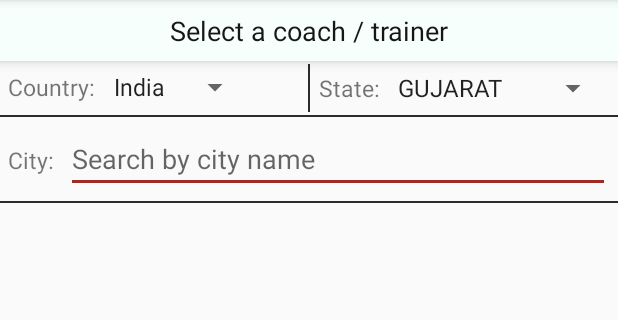
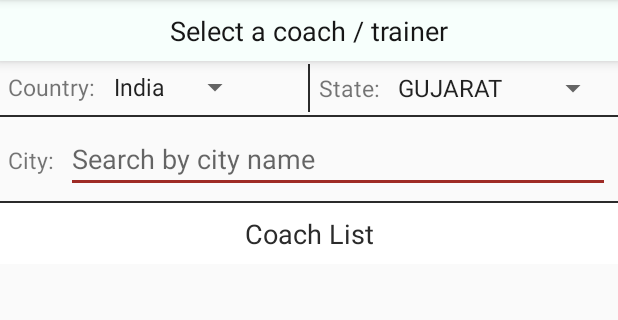
Before and after one commit to avi37/MealPlanner2, an Android app: the fragment GSAddCoachFragment shown on its own in the app's theme, on a phone screen of 412 x 824 dp, the part 84-404 px from its top. Run offline under Robolectric (Android 15) with nearby library versions, the phone set to English and light mode, and no system bars.

Commit message:
morning commit of 20-09-2018

```diff
--- a/app/src/main/java/com/example/admin/mealplanner2new/Fragments/GSAddCoachFragment.java
+++ b/app/src/main/java/com/example/admin/mealplanner2new/Fragments/GSAddCoachFragment.java
@@ -36,6 +36,8 @@ import retrofit2.Call;
 import retrofit2.Callback;
 import retrofit2.Response;
 import retrofit2.http.Body;
+import retrofit2.http.Field;
+import retrofit2.http.FormUrlEncoded;
 import retrofit2.http.Headers;
 import retrofit2.http.POST;
 
@@ -145,6 +147,9 @@ public class GSAddCoachFragment extends Fragment {
                     tvSelectedCity.setVisibility(View.VISIBLE);
                     tvSelectedCity.setText(cityList.getCity());
                     edtSearchCity.setText(cityList.getCity());
+                    edtSearchCity.setSelection(selectedCity.length());
+
+                    getCoachList();
 
                 }
 
@@ -157,6 +162,10 @@ public class GSAddCoachFragment extends Fragment {
             public void onClick(View v) {
                 selectedCity = null;
                 tvSelectedCity.setVisibility(View.GONE);
+
+                edtSearchCity.setText("");
+                coachArrayList.clear();
+                myAdapter.notifyDataSetChanged();
 
             }
         });
@@ -222,7 +231,7 @@ public class GSAddCoachFragment extends Fragment {
 
         recyclerView_coachList.setLayoutManager(new LinearLayoutManager(getActivity(), LinearLayoutManager.VERTICAL, false));
 
-        coachListAPI.get_coachList().enqueue(new Callback<List<ResCoachList>>() {
+        coachListAPI.get_coachList(selectedCity).enqueue(new Callback<List<ResCoachList>>() {
             @Override
             public void onResponse(Call<List<ResCoachList>> call, Response<List<ResCoachList>> response) {
 
@@ -284,7 +293,8 @@ public class GSAddCoachFragment extends Fragment {
     interface CoachListAPI {
         @Headers("X-Requested-With:XMLHttpRequest")
         @POST("coache")
-        Call<List<ResCoachList>> get_coachList();
+        @FormUrlEncoded
+        Call<List<ResCoachList>> get_coachList(@Field("city") String city);
     }
 
     interface GetCityName {
--- a/app/src/main/res/layout/fragment_gsadd_coach.xml
+++ b/app/src/main/res/layout/fragment_gsadd_coach.xml
@@ -133,8 +133,17 @@
         <View
             android:layout_width="match_parent"
             android:layout_height="1dp"
-            android:layout_marginBottom="3dp"
             android:background="@color/raisinBlack" />
+
+        <TextView
+            android:layout_width="match_parent"
+            android:layout_height="wrap_content"
+            android:background="@color/white"
+            android:gravity="center"
+            android:padding="8dp"
+            android:text="Coach List"
+            android:textColor="@color/raisinBlack"
+            android:textSize="18sp" />
 
     </LinearLayout>
 
```
